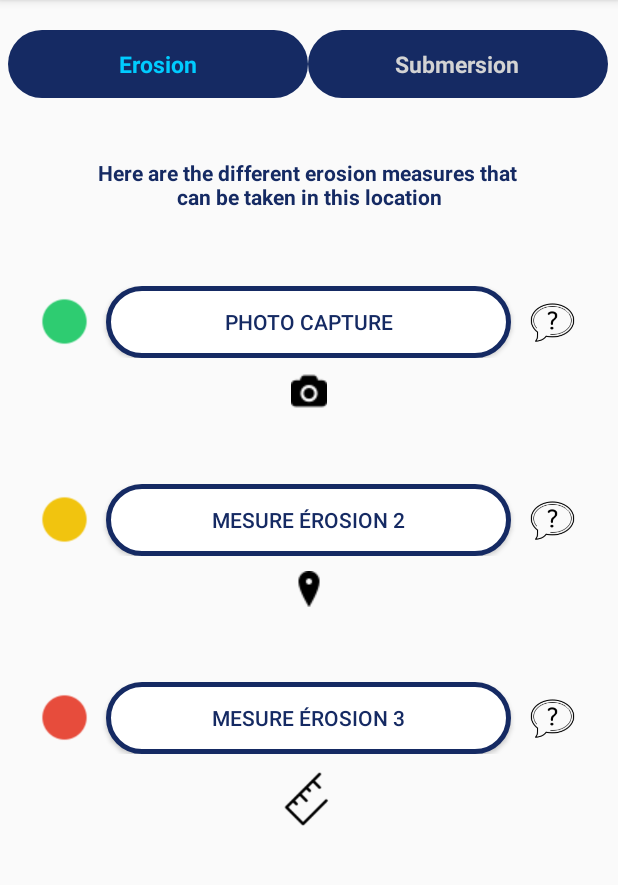
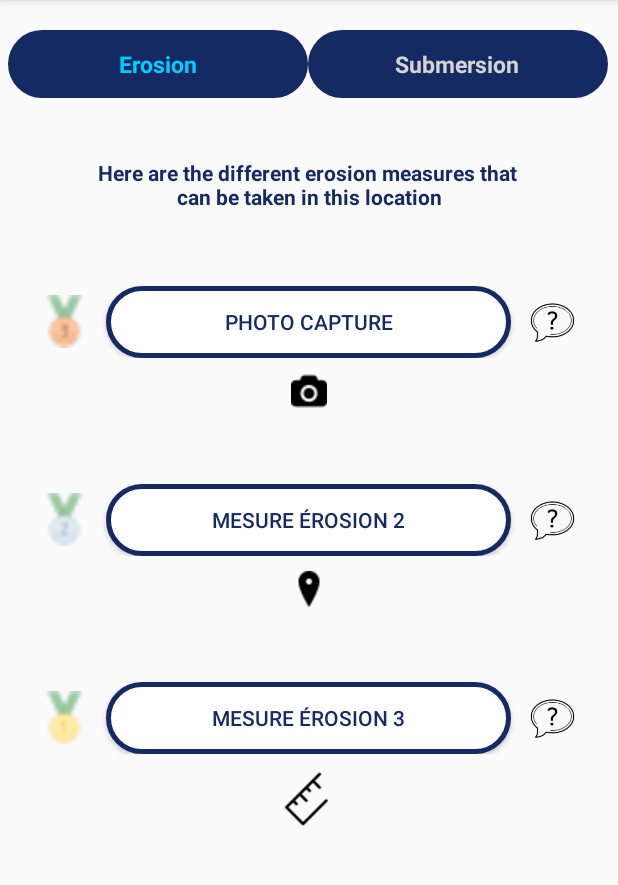
Before and after one commit to Coastappli/Coastappli, an Android app: the fragment TabIndicatorsFragment shown on its own in the app's theme, on a phone screen of 412 x 824 dp, the part 84-969 px from its top. Run offline under Robolectric (Android 15) with nearby library versions, the phone set to English and light mode, and no system bars; 3 statements that could not run were skipped.

Commit message:
Commentaires n°4 + changement cercle de couleur en médaille

```diff
--- a/app/src/main/java/osirisc/coastappli/photoCaptureErosion/TabMethodFragment.java
+++ b/app/src/main/java/osirisc/coastappli/photoCaptureErosion/TabMethodFragment.java
@@ -44,6 +44,7 @@ public class TabMethodFragment extends Fragment {
         // We retrieve the marker's latitude and longitude from the PhotoCaptureErosionMainActivity in order to find the method for this marker
         method = databaseAssistant.findMethodPhotoCaptureErosion(((PhotoCaptureErosionMainActivity)getActivity()).getMarkerLatitude(), ((PhotoCaptureErosionMainActivity)getActivity()).getMarkerLongitude());
         if (method!=null) {
+            // We fill the layout
             TextView textViewMethodFillClue1 = root.findViewById(R.id.textViewMethodFillClue1);
             TextView textViewMethodFillClue2 = root.findViewById(R.id.textViewMethodFillClue2);
             TextView textViewMethodFillClue3 = root.findViewById(R.id.textViewMethodFillClue3);
@@ -67,11 +68,14 @@ public class TabMethodFragment extends Fragment {
     @Override
     public void onActivityCreated(Bundle savedInstanceState) {
         super.onActivityCreated(savedInstanceState);
+
         // We retrieve the first image view
         final ImageView imageViewMethodPhoto = getView().findViewById(R.id.imageViewMethodPhoto);
+
         // We set a onclick listener for when the image gets clicked
         imageViewMethodPhoto.setOnClickListener(new View.OnClickListener() {
             public void onClick(View v) {
+
                 // We create an AlertDialog.Builder
                 AlertDialog.Builder mBuilder = new AlertDialog.Builder(getContext());
 
--- a/app/src/main/res/layout/tab_indicators.xml
+++ b/app/src/main/res/layout/tab_indicators.xml
@@ -69,6 +69,7 @@
                 android:textStyle="bold" />
 
             <LinearLayout
+                android:id="@+id/erosionPhotoCaptureLayout"
                 android:layout_width="match_parent"
                 android:layout_height="match_parent"
                 android:orientation="horizontal"
@@ -84,7 +85,7 @@
                     android:layout_gravity="center"
                     android:layout_marginRight="10dp"
                     android:onClick="onClickBronzeMedalIcon"
-                    app:srcCompat="@drawable/ic_green_circle" />
+                    app:srcCompat="@drawable/ic_bronze_medal" />
 
                 <Button
                     android:id="@+id/erosionPhotoCaptureButton"
@@ -132,7 +133,7 @@
                     android:layout_gravity="center"
                     android:layout_marginRight="10dp"
                     android:onClick="onClickSilverMedalIcon"
-                    app:srcCompat="@drawable/ic_yellow_circle" />
+                    app:srcCompat="@drawable/ic_silver_medal" />
 
                 <Button
                     android:id="@+id/mesure_erosion_2"
@@ -179,7 +180,7 @@
                     android:layout_gravity="center"
                     android:layout_marginRight="10dp"
                     android:onClick="onClickGoldMedalIcon"
-                    app:srcCompat="@drawable/ic_red_circle" />
+                    app:srcCompat="@drawable/ic_gold_medal" />
 
                 <Button
                     android:id="@+id/mesure_erosion_3"
@@ -253,7 +254,7 @@
                     android:layout_gravity="center"
                     android:layout_marginRight="10dp"
                     android:onClick="onClickBronzeMedalIcon"
-                    app:srcCompat="@drawable/ic_green_circle" />
+                    app:srcCompat="@drawable/ic_bronze_medal" />
 
                 <Button
                     android:id="@+id/mesure_submersion_1"
@@ -300,7 +301,7 @@
                     android:layout_gravity="center"
                     android:layout_marginRight="10dp"
                     android:onClick="onClickSilverMedalIcon"
-                    app:srcCompat="@drawable/ic_yellow_circle" />
+                    app:srcCompat="@drawable/ic_silver_medal" />
 
                 <Button
                     android:id="@+id/mesure_submersion_2"
@@ -347,7 +348,7 @@
                     android:layout_gravity="center"
                     android:layout_marginRight="10dp"
                     android:onClick="onClickGoldMedalIcon"
-                    app:srcCompat="@drawable/ic_red_circle" />
+                    app:srcCompat="@drawable/ic_gold_medal" />
 
                 <Button
                     android:id="@+id/mesure_submersion_3"
```
Also changed, not shown: app/src/main/java/osirisc/coastappli/location/TabIndicatorsFragment.java (+29 -5 lines), app/src/main/java/osirisc/coastappli/location/TabInformationFragment.java (+31 -2 lines), app/src/main/java/osirisc/coastappli/location/TabTraceFragment.java (+38 -11 lines), app/src/main/res/drawable-v24/ic_bronze_medal.png (added), app/src/main/res/drawable-v24/ic_gold_medal.png (added), app/src/main/res/drawable-v24/ic_green_circle.png (deleted), app/src/main/res/drawable-v24/ic_red_circle.png (deleted), app/src/main/res/drawable-v24/ic_silver_medal.png (added), app/src/main/res/drawable-v24/ic_yellow_circle.png (deleted).
